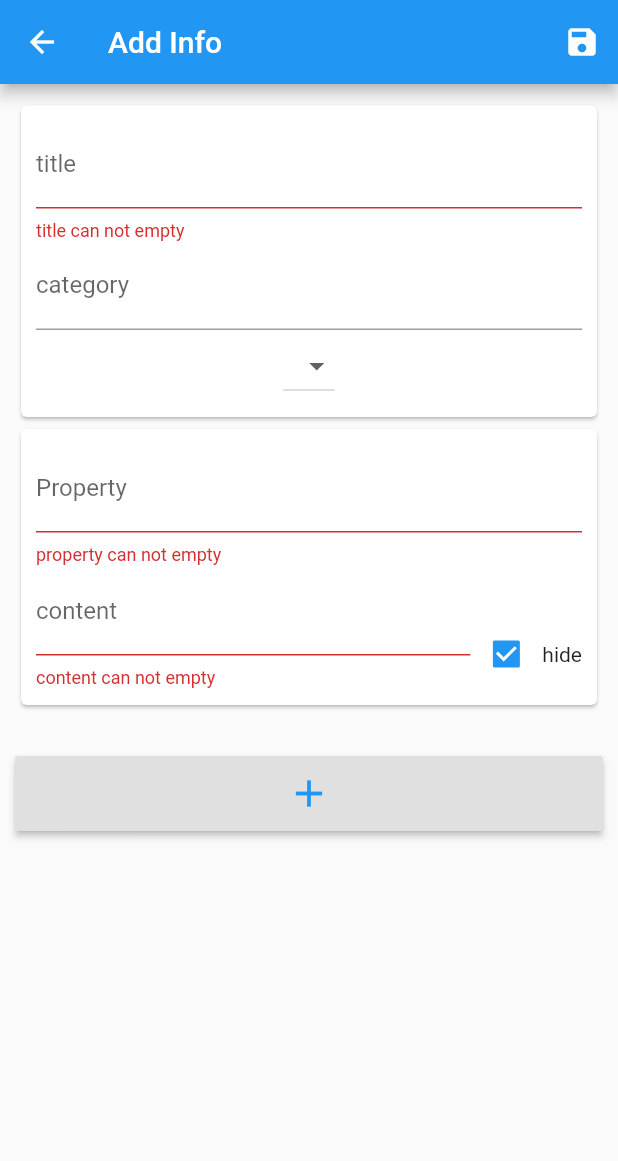
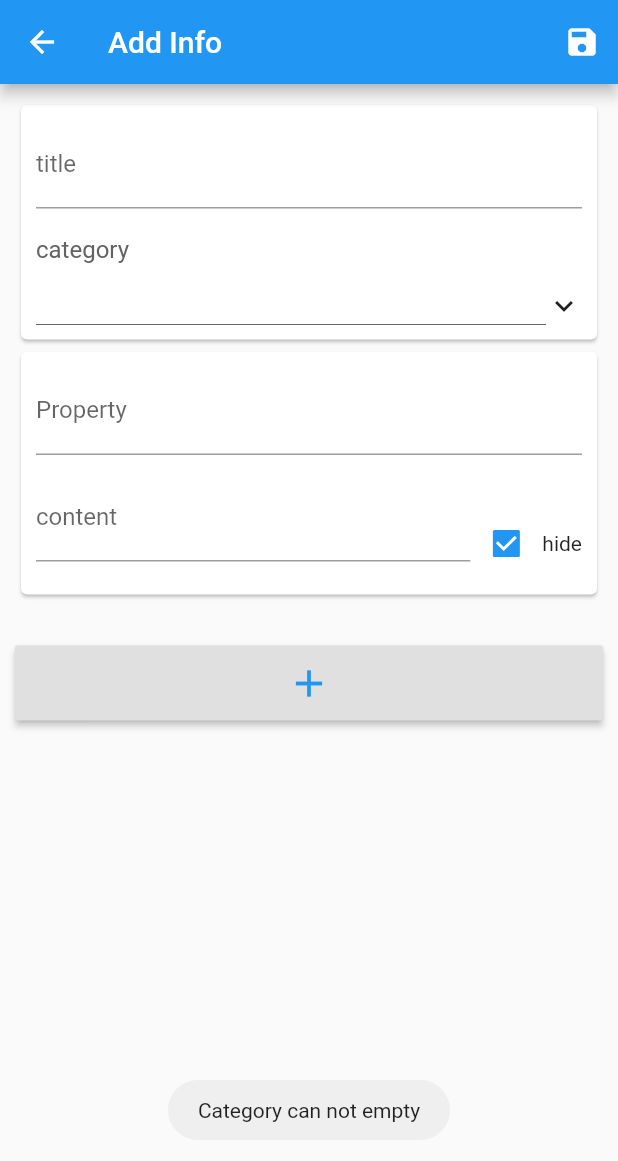
Before and after one commit to zhangtasdq/InfoManager-flutter, a Flutter app: the InfoEditPage screen opened directly, after a tap on the "add" icon, after a tap on the "save" icon, on a phone screen of 412 x 824 dp. Shown: the top 1161 px of the screen. Run offline on Flutter 3.47's test engine with Material 2 defaults, Android fonts, the phone set to English and light mode, and no system bars; our stand-ins replace flutter_redux, fluttertoast, redux; missing offline and left inert: flutter_string_encryption.

Commit message:
对接添加信息功能

```diff
--- /dev/null
+++ b/lib/components/select.dart
@@ -0,0 +1,191 @@
+import "package:flutter/material.dart";
+import "package:flutter_redux/flutter_redux.dart";
+
+import "package:info_manager/store/app_state.dart";
+import "package:info_manager/model/category.dart";
+import "package:info_manager/mixins/i18n_mixin.dart";
+
+typedef void OnPressSelectSurface(String action, dynamic data);
+
+
+class Select extends StatelessWidget {
+    OnPressSelectSurface onPress;
+    List<dynamic> datas;
+    String checkedItem;
+    String label;
+
+    Select({ this.label, this.datas, this.onPress, this.checkedItem });
+
+    @override
+    Widget build(BuildContext context) {
+        return new Container(
+            padding: new EdgeInsets.only(
+                top: 18.0
+            ),
+            child: new GestureDetector(
+                onTap: () {
+                    this.handleTabSelect(context);
+                },
+                child: new Column(
+                    crossAxisAlignment: CrossAxisAlignment.start,
+                    children: <Widget>[
+                        new Container(
+                            margin: new EdgeInsets.only(
+                            ),
+                            child: new Text(
+                                this.label,
+                                style: new TextStyle(
+                                    fontSize: 16.0,
+                                    color: Color.fromRGBO(99, 99, 99, 1.0)
+                                ),
+                            ),
+                        ),
+                        new Container(
+                            padding: EdgeInsets.only(top: 15.0),
+                            child: new Row(
+                                children: <Widget>[
+                                    new Expanded(
+                                        child: new Container(
+                                            padding: EdgeInsets.only(
+                                                bottom: 4.0
+                                            ),
+                                            decoration: new BoxDecoration(
+                                                border: new Border(
+                                                    bottom: new BorderSide(
+                                                        width: 0.4,
+                                                        color: Colors.black
+                                                    )
+                                                )
+                                            ),
+                                            child: new Text(
+                                                this.getCurrentSelectedLabel(),
+                                                style: new TextStyle(
+                                                    fontSize: 18.0
+                                                ),
+
+                                            ),
+                                        ),
+                                    ),
+                                    new Icon(
+                                        Icons.keyboard_arrow_down
+                                    )
+
+                                ]
+                            )
+                        ),
+                    ],
+                )
+            ),
+        );
+    }
+
+    void handleTabSelect(BuildContext context) {
+        this.showSelectDialog(context);
+    }
+
+    void showSelectDialog(BuildContext context) {
+        showDialog(
+            context: context,
+            builder: (BuildContext context) {
+                return new _SelectDialogContent( this.datas, this.onPress, this.checkedItem);
+            }
+        );
+    }
+
+    String getCurrentSelectedLabel() {
+        if (this.checkedItem != null && this.checkedItem.isNotEmpty) {
+            dynamic item = this.findSelectDataById(this.checkedItem);
+
+            return item.name;
+        }
+        return "";
+    }
+
+    dynamic findSelectDataById(String id) {
+        for (int i = 0, j = this.datas.length; i < j; ++i) {
+            if (this.datas[i].id == id) {
+                return this.datas[i];
+            }
+        }
+        return null;
+    }
+}
+
+class _SelectDialogContent extends StatefulWidget {
+    OnPressSelectSurface onPress;
+    List<dynamic> datas;
+    String checkedItem;
+
+    _SelectDialogContent(this.datas, this.onPress, this.checkedItem);
+
+    _SelectDialogContentState createState() => new _SelectDialogContentState(datas: datas, checkedItem: checkedItem, onPress: onPress);
+}
+
+class _SelectDialogContentState extends State<_SelectDialogContent> with I18nMixin {
+    OnPressSelectSurface onPress;
+    List<dynamic> datas;
+    String checkedItem;
+
+    _SelectDialogContentState({ this.datas, this.onPress, this.checkedItem });
+
+    @override
+    Widget build(BuildContext context) {
+        return new AlertDialog(
+            title: new Container(
+                child: new Row(
+                    children: <Widget>[
+                        new Expanded(
+                            child: new Text(this.getI18nValue(context, "select_category")),
+                        ),
+                        new IconButton(
+                            icon: new Icon(Icons.add, size: 32.0,),
+                            onPressed: () => this.onPress("add", null)
+                        )
+                    ],
+                ),
+            ),
+
+            content: new Container(
+                height: 300.0,
+                child: new StoreConnector<AppState, List<Category>>(
+                    converter: (store) => store.state.categories,
+                    builder: (context, categories) {
+                        return new SingleChildScrollView(
+                            child: new ListBody(
+                                children: this.buildSelectItems(context, categories),
+                            ),
+                        );
+                    },
+                ),
+            ),
+        );
+    }
+
+    List<Widget> buildSelectItems(BuildContext context, List<Category> categories) {
+        List<Widget> items = [];
+
+        for (int i = 0, j = categories.length; i < j; ++i) {
+            items.add(this.buildSelectIem(context, categories[i]));
+        }
+
+        return items;
+    }
+
+    Widget buildSelectIem(BuildContext context, dynamic item) {
+        Icon icon = item.id == checkedItem ? new Icon(Icons.radio_button_checked, color: Colors.blue,) :
+        new Icon(Icons.radio_button_unchecked);
+        return ListTile(
+            key: new Key(item.id),
+            title: new Text(item.name),
+            trailing: icon,
+            onTap: () => this.handleClickItem(item)
+        );
+    }
+
+    void handleClickItem(dynamic item) {
+        setState(() {
+            this.checkedItem = item.id;
+        });
+        this.onPress("checked", item);
+    }
+}
--- a/lib/i18n/en.dart
+++ b/lib/i18n/en.dart
@@ -7,7 +7,9 @@ const Map<String, String> EN = {
     "info_list": "Info List",
     "info_is_empty": "Info is empty",
     "category": "category",
+    "category_name": "category name",
     "please_select_category": "Please select category",
+    "please_input_category_name": "Please input category name",
     "edit_info": "Edit Info",
     "create_info": "Add Info",
     "title": "title",
@@ -19,5 +21,12 @@ const Map<String, String> EN = {
     "hide": "hide",
     "title_can_not_empty": "title can not empty",
     "property_can_not_empty": "property can not empty",
-    "content_can_not_empty": "content can not empty"
+    "content_can_not_empty": "content can not empty",
+    "confirm": "confirm",
+    "cancel": "cancel",
+    "add": "add",
+    "save": "save",
+    "select_category": "Select category",
+    "category_can_not_empty": "Category can not empty",
+    "save_success": "Save Success"
 };
--- a/lib/i18n/zh.dart
+++ b/lib/i18n/zh.dart
@@ -7,7 +7,9 @@ const Map<String, String> ZH = {
     "info_list": "信息",
     "info_is_empty": "信息为空",
     "category": "分类",
+    "category_name": "分类名",
     "please_select_category": "请选择分类",
+    "please_input_category_name": "请输入分类名",
     "edit_info": "编辑信息",
     "create_info": "添加信息",
     "title": "标题",
@@ -19,5 +21,12 @@ const Map<String, String> ZH = {
     "hide": "隐藏",
     "title_can_not_empty": "标题不能为空",
     "property_can_not_empty": "属性名不能为空",
-    "content_can_not_empty": "内容不能为空"
+    "content_can_not_empty": "内容不能为空",
+    "confirm": "确定",
+    "cancel": "取消",
+    "add": "添加",
+    "save": "保存",
+    "select_category": "选择分类",
+    "category_can_not_empty": "分类不能为空",
+    "save_success": "保存成功"
 };
--- a/lib/store/app_actions.dart
+++ b/lib/store/app_actions.dart
@@ -32,6 +32,12 @@ class SetCategoriesAction {
     SetCategoriesAction(this.categories);
 }
 
+class AddCategoryAction {
+    final Category category;
+
+    AddCategoryAction(this.category);
+}
+
 class SetUserInfoAction {
     final UserInfo userInfo;
 
--- a/lib/store/category_reducer.dart
+++ b/lib/store/category_reducer.dart
@@ -4,10 +4,15 @@ import "package:info_manager/store/app_actions.dart";
 import "package:info_manager/model/category.dart";
 
 final categoryReducer = combineReducers<List<Category>>([
-    new TypedReducer<List<Category>, SetCategoriesAction>(_setCategories)
+    new TypedReducer<List<Category>, SetCategoriesAction>(_setCategories),
+    new TypedReducer<List<Category>, AddCategoryAction>(_addCategory)
 ]);
 
 
 List<Category> _setCategories(List<Category> categories, SetCategoriesAction action) {
     return action.categories;
 }
+
+List<Category> _addCategory(List<Category> categories, AddCategoryAction action) {
+    return new List.from(categories)..add(action.category);
+}
--- a/lib/views/info_edit.dart
+++ b/lib/views/info_edit.dart
@@ -1,11 +1,19 @@
+import "dart:async";
 import "package:flutter/material.dart";
+import "package:redux/redux.dart";
+import "package:flutter_redux/flutter_redux.dart";
+import "package:fluttertoast/fluttertoast.dart";
 
+import "package:info_manager/store/app_state.dart";
+import "package:info_manager/store/app_actions.dart";
 import "package:info_manager/util/uid.dart";
-
+import "package:info_manager/components/select.dart";
 import "package:info_manager/mixins/i18n_mixin.dart";
 import "package:info_manager/model/info.dart";
 import "package:info_manager/model/category.dart";
 import "package:info_manager/model/info_detail.dart";
+
+typedef void AddCategoryActionType(Category category);
 
 class InfoEditPage extends StatefulWidget {
     final String viewAction;
@@ -59,7 +67,7 @@ class _InfoEditPageState extends State<InfoEditPage> with I18nMixin {
                     Icons.save,
                     color: Colors.white
                 ),
-                onPressed: this.handleClickSave
+                onPressed: () => this.handleClickSave(context)
             )
         );
 
@@ -116,22 +124,25 @@ class _InfoEditPageState extends State<InfoEditPage> with I18nMixin {
                                 this._currentInfo.setTitle(value);
                             },
                         ),
-                        new TextField(
-                            decoration: new InputDecoration(
-                                labelText: this.getI18nValue(context, "category"),
-                                hintText: this.getI18nValue(context, "please_select_category"),
-                            ),
-                        ),
-                        new Expanded(
-                            child: new DropdownButton(
-                                items: <String>['A', 'B', 'C', 'D'].map((String value) {
-                                    return new DropdownMenuItem<String>(
-                                        value: value,
-                                        child: new Text(value),
-                                    );
-                                }).toList(),
-                                onChanged: (_) {},
-                            )
+                        new StoreConnector<AppState, List<Category>>(
+                            converter: (store) {
+                                return store.state.categories;
+                            },
+                            builder: (context, categories) {
+                                return new Select(
+                                    label: this.getI18nValue(context, "category"),
+                                    datas: categories,
+                                    onPress: (String action, dynamic data) {
+                                        if (action == "checked") {
+                                            this.handleSelectCategory(context, data);
+                                        } else if (action == "add") {
+                                            this.handleCreateCategory(context);
+
+                                        }
+                                    },
+                                    checkedItem: this._currentInfo.categoryId,
+                                );
+                            },
                         ),
                     ],
                 ),
@@ -232,6 +243,80 @@ class _InfoEditPageState extends State<InfoEditPage> with I18nMixin {
         this._currentInfo = new Info(Uid.generateUid(), "", "", []);
     }
 
+    void handleSelectCategory(BuildContext context, Category category) {
+        setState(() {
+            this._currentInfo.categoryId = category.id;
+        });
+        Navigator.of(context).pop();
+    }
+
+    void handleCreateCategory(BuildContext context) {
+        GlobalKey<FormState> _formKey = new GlobalKey<FormState>();
+        String categoryName = "";
+
+        showDialog(
+            context: context,
+            builder: (BuildContext context) {
+                return new AlertDialog(
+                    content: new Form(
+                        key: _formKey,
+                        child: new TextFormField(
+                            decoration: new InputDecoration(
+                                labelText: this.getI18nValue(context, "category_name"),
+                                hintText: this.getI18nValue(context, "please_input_category_name")
+                            ),
+                            validator: (value) {
+                                if (value.isEmpty) {
+                                    return this.getI18nValue(context, "please_input_category_name");
+                                }
+                            },
+
+                            onSaved: (value) {
+                                categoryName = value;
+                            },
+                        )
+                    ),
+                    actions: <Widget>[
+                        new RaisedButton(
+                            onPressed: () {
+                                Navigator.of(context).pop();
+                            },
+                            child: new Text(
+                                this.getI18nValue(context, "cancel")
+                            ),
+                        ),
+                        new StoreConnector<AppState, AddCategoryActionType>(
+                            converter: (store) {
+                                return (Category category) {
+                                    store.dispatch(new AddCategoryAction(category));
+                                };
+                            },
+                            builder: (context, addCategoryAction) {
+                                return new RaisedButton(
+                                    onPressed: () {
+                                        if (_formKey.currentState.validate()) {
+                                            _formKey.currentState.save();
+                                            Category item = new Category(Uid.generateUid(), categoryName);
+
+                                            addCategoryAction(item);
+                                            Navigator.of(context).pop();
+                                        }
+                                    },
+                                    child: new Text(
+                                        this.getI18nValue(context, "save")
+                                    ),
+                                );
+
+                            },
+                        ),
+                    ],
+                );
+
+            }
+        );
+
+    }
+
     void handleClickHideCheckbox(InfoDetail item, bool checked) {
         setState(() {
             item.setIsHide(checked);
@@ -245,10 +330,30 @@ class _InfoEditPageState extends State<InfoEditPage> with I18nMixin {
     }
 
 
-    void handleClickSave() {
+    void handleClickSave(BuildContext context) {
+        if (this._currentInfo.categoryId.isEmpty) {
+            Fluttertoast.showToast(
+                msg: this.getI18nValue(context, "category_can_not_empty")
+            );
+            return;
+        }
         if (_formKey.currentState.validate()) {
             _formKey.currentState.save();
-            print(this._currentInfo.toString());
+
+            Store<AppState> store = StoreProvider.of<AppState>(context);
+            AddInfoAction action;
+
+            if (this.isEdit()) {
+
+            } else {
+                action = new AddInfoAction(this._currentInfo);
+            }
+            store.dispatch(action);
+
+            new Future.delayed(new Duration(milliseconds: 1500), () {
+                Navigator.pop(context);
+
+            });
         }
     }
 
```
Also changed, not shown: lib/service/app_service.dart (+9 -9 lines), lib/views/info_list.dart (+10 -5 lines).
